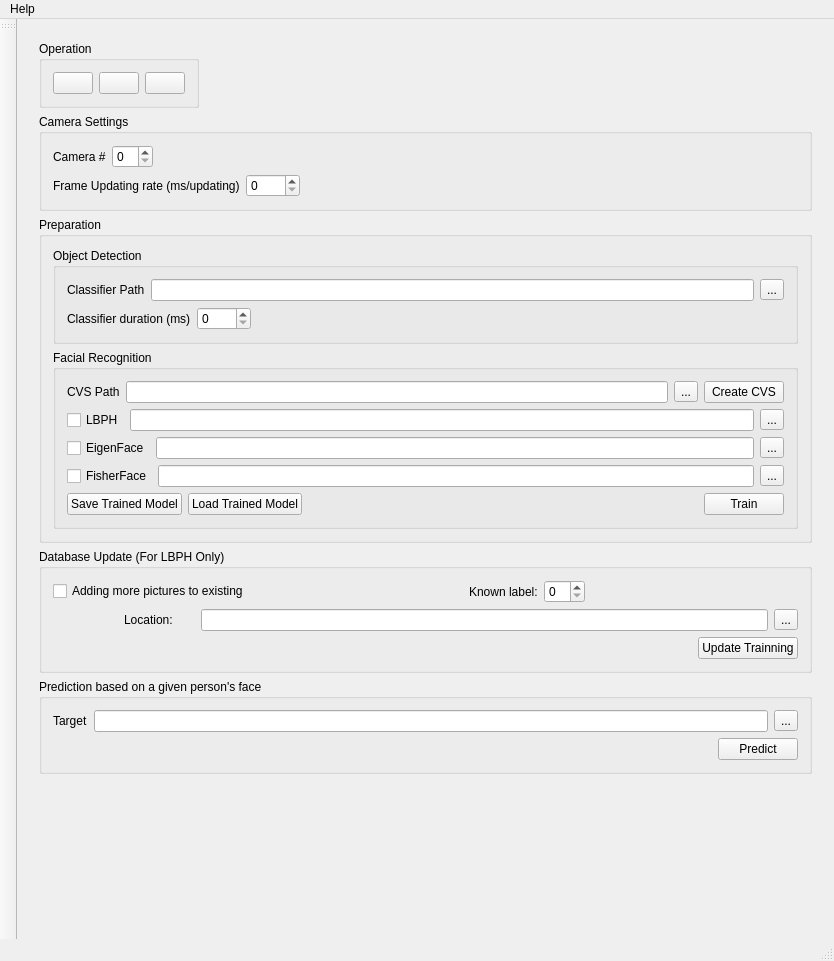
First picture: the form in recognizer.ui, repository windsice/Facial-Recognition, before the edit.
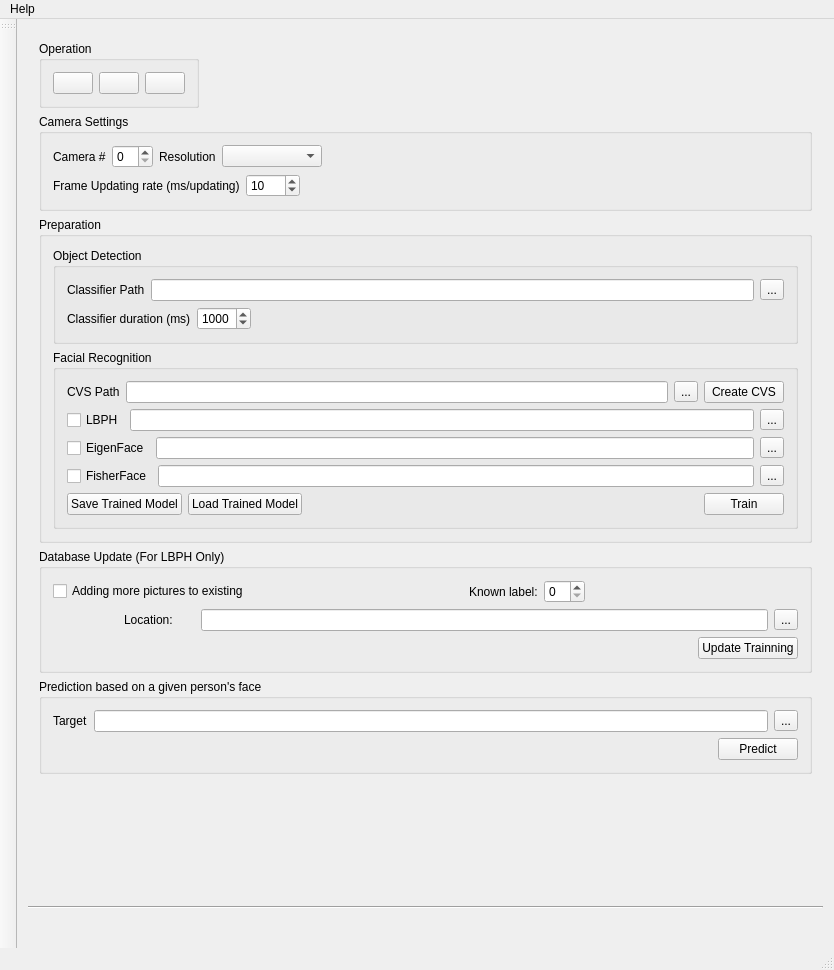
Second picture: the form after the edit. Icons and pictures are not drawn.

Commit message: adding abstract class for still object detection

What changed in the file:
```diff
--- a/recognizer.ui
+++ b/recognizer.ui
@@ -7,7 +7,7 @@
     <x>0</x>
     <y>0</y>
     <width>834</width>
-    <height>961</height>
+    <height>970</height>
    </rect>
   </property>
   <property name="windowTitle">
@@ -153,6 +153,23 @@
              <item>
               <widget class="QSpinBox" name="CameraNumber"/>
              </item>
+             <item>
+              <widget class="QLabel" name="label_CameraResolution">
+               <property name="text">
+                <string>Resolution</string>
+               </property>
+              </widget>
+             </item>
+             <item>
+              <widget class="QComboBox" name="comboBox_CameraResolution">
+               <property name="minimumSize">
+                <size>
+                 <width>100</width>
+                 <height>0</height>
+                </size>
+               </property>
+              </widget>
+             </item>
              <item>
               <spacer name="horizontalSpacer_3">
                <property name="orientation">
@@ -183,7 +200,7 @@
                 <number>3000</number>
                </property>
                <property name="value">
-                <number>0</number>
+                <number>10</number>
                </property>
               </widget>
              </item>
@@ -252,6 +269,9 @@
                   <property name="maximum">
                    <number>5000</number>
                   </property>
+                  <property name="value">
+                   <number>1000</number>
+                  </property>
                  </widget>
                 </item>
                 <item>
@@ -613,6 +633,13 @@
       </widget>
      </widget>
     </item>
+    <item>
+     <widget class="Line" name="line">
+      <property name="orientation">
+       <enum>Qt::Horizontal</enum>
+      </property>
+     </widget>
+    </item>
     <item>
      <layout class="QHBoxLayout" name="horizontalLayout_navigation">
       <item>
```
Left out of the diff: 4 changed lines with no effect on the pictures. The commit also changes 7 other files.
